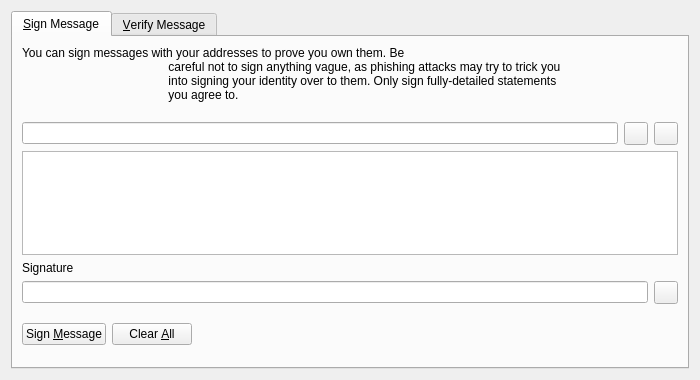
First picture: the form in src/qt/forms/signverifymessagedialog.ui, repository WisprProject/core, before the edit.
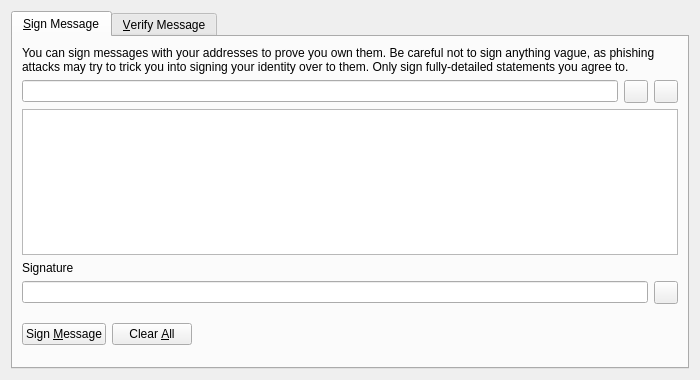
Second picture: the form after the edit. Icons and pictures are not drawn. Custom widgets are drawn as their Qt base class.

The edit to the form file:
```diff
--- a/src/qt/forms/signverifymessagedialog.ui
+++ b/src/qt/forms/signverifymessagedialog.ui
@@ -30,11 +30,7 @@
                             <item>
                                 <widget class="QLabel" name="infoLabel_SM">
                                     <property name="text">
-                                        <string>You can sign messages with your addresses to prove you own them. Be
-                                            careful not to sign anything vague, as phishing attacks may try to trick you
-                                            into signing your identity over to them. Only sign fully-detailed statements
-                                            you agree to.
-                                        </string>
+          <string>You can sign messages with your addresses to prove you own them. Be careful not to sign anything vague, as phishing attacks may try to trick you into signing your identity over to them. Only sign fully-detailed statements you agree to.</string>
                                     </property>
                                     <property name="textFormat">
                                         <enum>Qt::PlainText</enum>
```
Left out of the diff: 40 changed lines with no effect on the pictures. Lines whose indentation alone changed are shown as unchanged.
